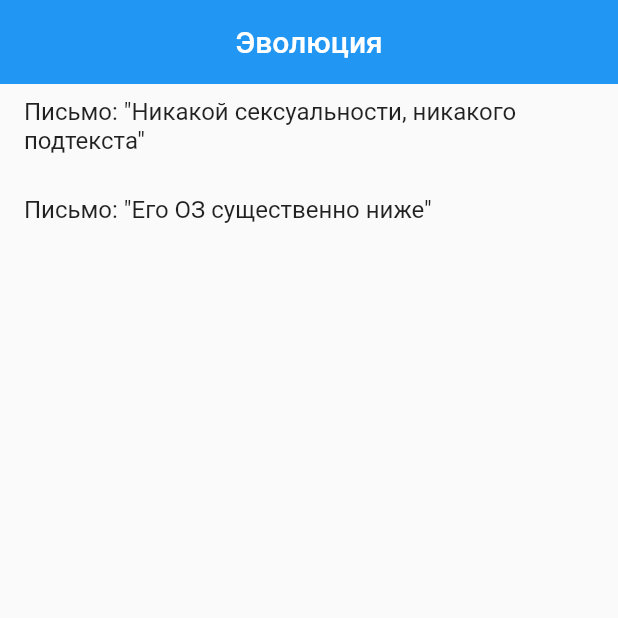
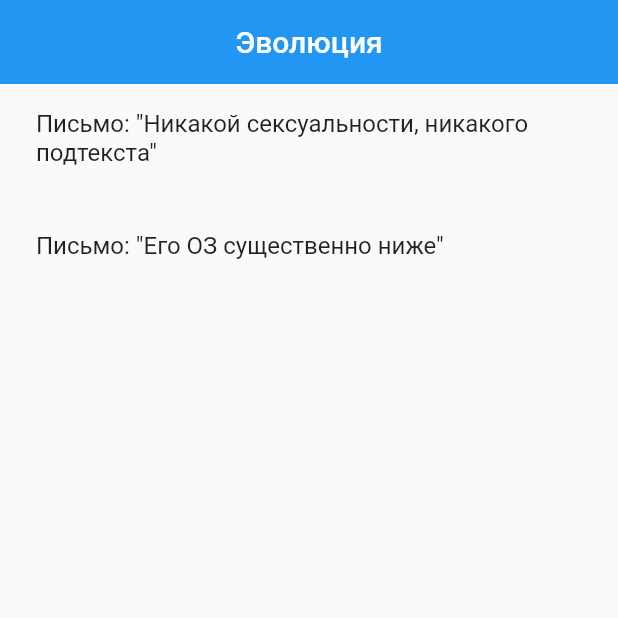
Before and after one commit to ivribalko/exolutio, a Flutter app: the screen it shows after launch, on a phone screen of 412 x 824 dp, the top half of it. Run offline on Flutter 3.47's test engine with Material 2 defaults, Android fonts, the phone set to English and light mode, and no system bars; our stand-ins replace wakelock.

```diff
--- a/lib/ui/home/screen.dart
+++ b/lib/ui/home/screen.dart
@@ -17,18 +17,23 @@ class HomeScreen extends StatelessWidget {
           ),
           SliverList(
             delegate: SliverChildListDelegate(data
-                .map(
-                  (e) => _LinkView(
-                    e,
-                    () => Navigator.of(context).pushNamed(
-                      '/read',
-                      arguments: e,
-                    ),
-                  ),
-                )
+                .map((e) => Padding(
+                      padding: const EdgeInsets.all(8.0),
+                      child: _buildLinkView(context, e),
+                    ))
                 .toList()),
           ),
         ],
+      ),
+    );
+  }
+
+  Widget _buildLinkView(BuildContext context, Link e) {
+    return _LinkView(
+      e,
+      () => Navigator.of(context).pushNamed(
+        '/read',
+        arguments: e,
       ),
     );
   }
```
